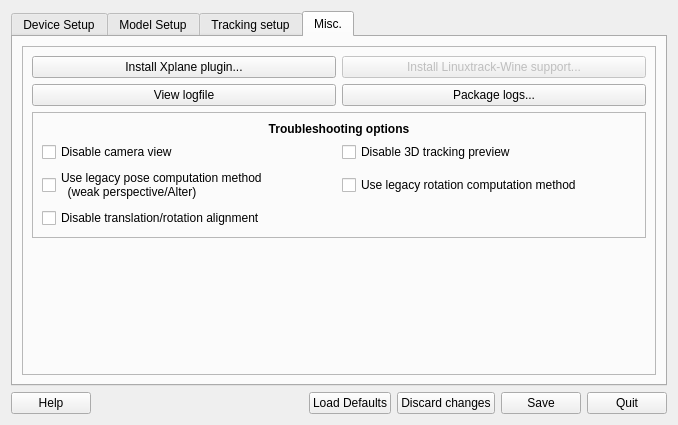
The window that src/qt_gui/ltr.ui (mavak/linux-track) describes before a commit, drawn with Qt 5.
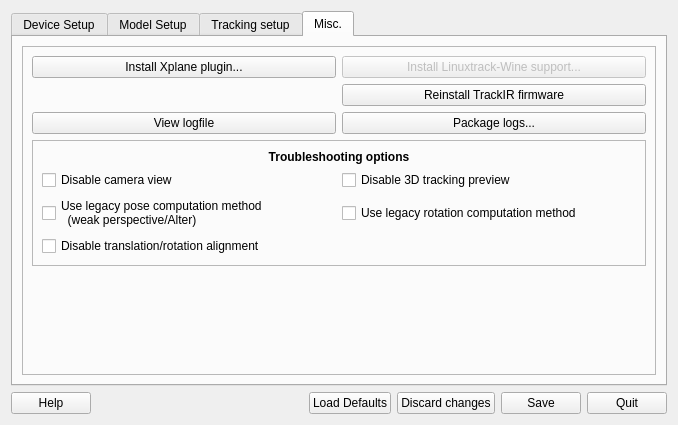
The same window after the commit. The open tabs and pages were chosen to show the change. Icons and pictures are not drawn.

Commit message: Added means to reinstall tir firmware to users   without trackir.

The edit to the form file:
```diff
--- a/src/qt_gui/ltr.ui
+++ b/src/qt_gui/ltr.ui
@@ -137,7 +137,7 @@
               </property>
              </widget>
             </item>
-            <item row="1" column="0">
+            <item row="2" column="0">
              <widget class="QPushButton" name="ViewLogButton">
               <property name="text">
                <string>View logfile</string>
@@ -154,13 +154,20 @@
               </property>
              </widget>
             </item>
-            <item row="1" column="1">
+            <item row="2" column="1">
              <widget class="QPushButton" name="PackageLogsButton">
               <property name="text">
                <string>Package logs...</string>
               </property>
              </widget>
             </item>
+            <item row="1" column="1">
+             <widget class="QPushButton" name="TIRFWButton">
+              <property name="text">
+               <string>Reinstall TrackIR firmware</string>
+              </property>
+             </widget>
+            </item>
            </layout>
           </item>
           <item>
```
The commit also changes 2 other files.
